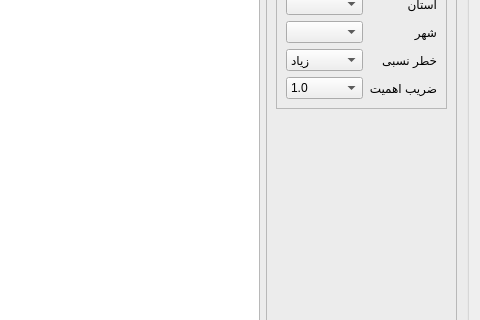
This is widgets/define/create_load_combinations.ui in ebrahimraeyat/civilTools as Qt 5 draws it before an edit; both pictures show x 584 to 1064 and y 165 to 485 of the 1064 by 717 pixel window. The edited form follows.
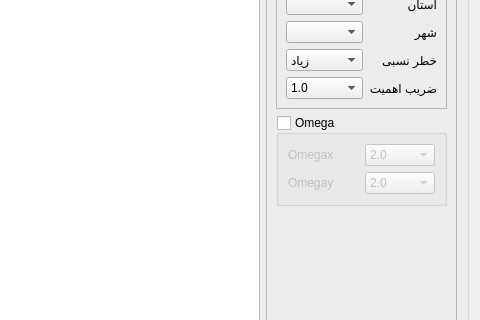
This is the edited form. The open tabs and pages were chosen to show the change. Icons and pictures are not drawn. Custom widgets are drawn as their Qt base class.

Commit message: Add omega for creating combinations, change some names

The edit to the form file:
```diff
--- a/widgets/define/create_load_combinations.ui
+++ b/widgets/define/create_load_combinations.ui
@@ -907,6 +907,89 @@
               </layout>
              </widget>
             </item>
+            <item>
+             <widget class="QGroupBox" name="omega_groupbox">
+              <property name="title">
+               <string>Omega</string>
+              </property>
+              <property name="checkable">
+               <bool>true</bool>
+              </property>
+              <property name="checked">
+               <bool>false</bool>
+              </property>
+              <layout class="QGridLayout" name="gridLayout_9">
+               <item row="0" column="0">
+                <widget class="QLabel" name="label_7">
+                 <property name="text">
+                  <string>Omegax</string>
+                 </property>
+                </widget>
+               </item>
+               <item row="0" column="1">
+                <widget class="QComboBox" name="omega_x">
+                 <property name="currentIndex">
+                  <number>1</number>
+                 </property>
+                 <item>
+                  <property name="text">
+                   <string>1.5</string>
+                  </property>
+                 </item>
+                 <item>
+                  <property name="text">
+                   <string>2.0</string>
+                  </property>
+                 </item>
+                 <item>
+                  <property name="text">
+                   <string>2.5</string>
+                  </property>
+                 </item>
+                 <item>
+                  <property name="text">
+                   <string>3.0</string>
+                  </property>
+                 </item>
+                </widget>
+               </item>
+               <item row="1" column="0">
+                <widget class="QLabel" name="label_9">
+                 <property name="text">
+                  <string>Omegay</string>
+                 </property>
+                </widget>
+               </item>
+               <item row="1" column="1">
+                <widget class="QComboBox" name="omega_y">
+                 <property name="currentIndex">
+                  <number>1</number>
+                 </property>
+                 <item>
+                  <property name="text">
+                   <string>1.5</string>
+                  </property>
+                 </item>
+                 <item>
+                  <property name="text">
+                   <string>2.0</string>
+                  </property>
+                 </item>
+                 <item>
+                  <property name="text">
+                   <string>2.5</string>
+                  </property>
+                 </item>
+                 <item>
+                  <property name="text">
+                   <string>3.0</string>
+                  </property>
+                 </item>
+                </widget>
+               </item>
+              </layout>
+             </widget>
+            </item>
             <item>
              <spacer name="verticalSpacer_3">
               <property name="orientation">
```
Left out of the diff: 4 changed lines with no effect on the pictures. The commit also changes 1 other file.
